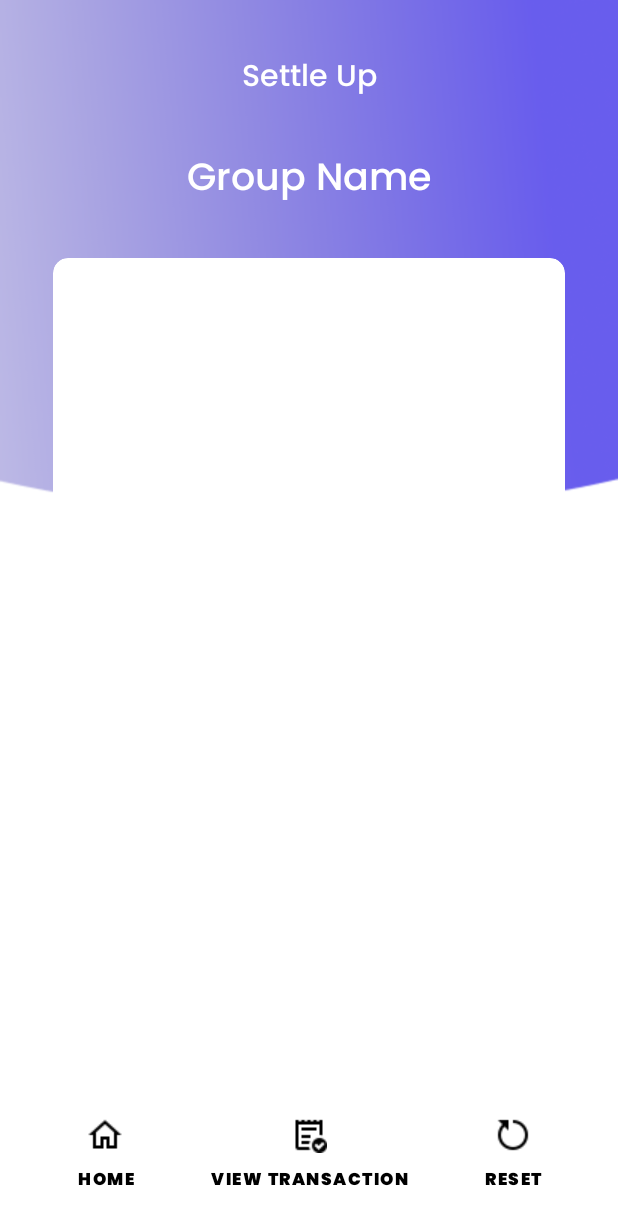
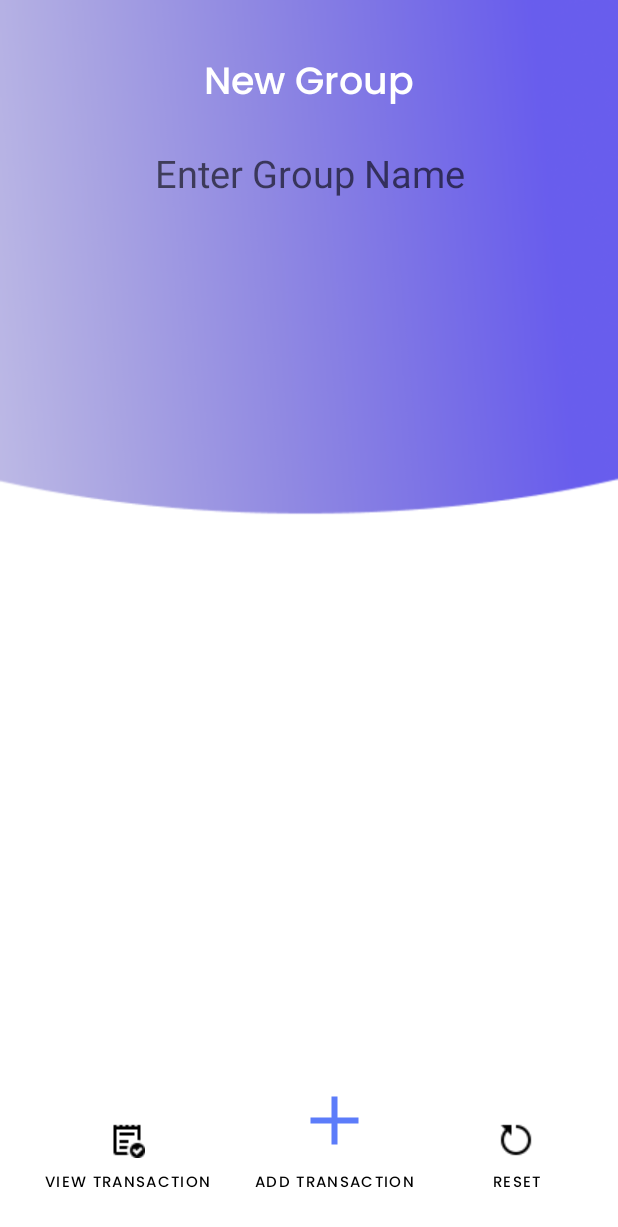
Before and after one commit to pipspritam/Android-App-SplitYourBill, an Android app: the MainActivity2 screen opened directly, with no data from a screen before it, on a phone screen of 412 x 824 dp. Shown: the top 1227 px of the screen. Run offline under Robolectric (Android 15) with nearby library versions, the phone set to English and light mode, and no system bars.

Commit message:
updated ui

```diff
--- a/app/build.gradle
+++ b/app/build.gradle
@@ -10,7 +10,7 @@ android {
         applicationId "com.easySplit.splityourbill"
         minSdk 24
         targetSdk 33
-        versionCode 6
+        versionCode 7
         versionName "1.0"
 
         testInstrumentationRunner "androidx.test.runner.AndroidJUnitRunner"
--- a/app/src/main/AndroidManifest.xml
+++ b/app/src/main/AndroidManifest.xml
@@ -23,18 +23,22 @@
             android:exported="false" />
         <activity
             android:name=".ViewTransaction"
+            android:screenOrientation="portrait"
             android:exported="false" />
         <activity
             android:name=".SettleUp"
             android:exported="false" />
         <activity
             android:name=".addTransDetails"
+            android:screenOrientation="portrait"
             android:exported="false" />
         <activity
             android:name=".createGroupAddName"
+            android:screenOrientation="portrait"
             android:exported="false" />
         <activity
             android:name=".MainActivity"
+            android:screenOrientation="portrait"
             android:exported="true">
             <intent-filter>
                 <action android:name="android.intent.action.MAIN" />
--- a/app/src/main/res/layout/activity_main2.xml
+++ b/app/src/main/res/layout/activity_main2.xml
@@ -10,54 +10,61 @@
     tools:context=".MainActivity2">
 
     <TextView
-        android:id="@+id/textView"
+        android:id="@+id/addGroupName"
         android:layout_width="wrap_content"
         android:layout_height="wrap_content"
         android:layout_marginTop="30dp"
         android:fontFamily="@font/poppins_medium"
-        android:text="Settle Up"
+        android:text="New Group"
         android:textColor="@color/white"
-        android:textSize="20sp"
+        android:textSize="25sp"
         app:layout_constraintEnd_toEndOf="parent"
         app:layout_constraintHorizontal_bias="0.5"
         app:layout_constraintStart_toStartOf="parent"
         app:layout_constraintTop_toTopOf="parent" />
 
-    <TextView
-        android:id="@+id/viewGroupName"
-        android:layout_width="wrap_content"
+
+    <EditText
+        android:id="@+id/addGroupNameEditText"
+        android:layout_width="match_parent"
         android:layout_height="wrap_content"
-        android:layout_marginTop="30dp"
-        android:fontFamily="@font/poppins_medium"
-        android:text="@string/group_name"
-        android:textColor="@color/white"
-        android:textSize="25sp"
+        android:layout_marginStart="30dp"
+        android:layout_marginTop="20dp"
+        android:layout_marginEnd="30dp"
+        android:gravity="center"
         app:layout_constraintEnd_toEndOf="parent"
         app:layout_constraintHorizontal_bias="0.5"
         app:layout_constraintStart_toStartOf="parent"
-        app:layout_constraintTop_toBottomOf="@+id/textView" />
-
-    <androidx.cardview.widget.CardView
-        android:layout_width="match_parent"
-        android:layout_height="wrap_content"
-        android:layout_marginStart="30dp"
-        android:layout_marginTop="30dp"
-        android:layout_marginEnd="30dp"
-        android:background="@color/white"
-        app:cardCornerRadius="10dp"
-        app:cardElevation="0dp"
-        app:layout_constraintEnd_toEndOf="parent"
-        app:layout_constraintHorizontal_bias="0.5"
-        app:layout_constraintStart_toStartOf="parent"
-        app:layout_constraintTop_toBottomOf="@+id/viewGroupName">
+        app:layout_constraintTop_toBottomOf="@+id/addGroupName"
+        android:digits="abcdefghijklmnopqrstuvwxyz ABCDEFGHIJKLMNOPQRSTUVWXYZ"
+        android:hint="Enter Group Name"
+        android:background="@color/transparent"
+        android:inputType="textCapWords"
+        android:textSize="25sp"
+        android:importantForAutofill="no"/>
 
 
-        <ListView
-            android:id="@+id/settleUpListView"
-            android:layout_width="match_parent"
-            android:layout_height="400dp" />
 
-    </androidx.cardview.widget.CardView>
+<!--    <androidx.cardview.widget.CardView-->
+<!--        android:layout_width="match_parent"-->
+<!--        android:layout_height="wrap_content"-->
+<!--        android:layout_marginStart="30dp"-->
+<!--        android:layout_marginEnd="30dp"-->
+<!--        android:background="@color/white"-->
+<!--        app:cardCornerRadius="10dp"-->
+<!--        app:cardElevation="0dp"-->
+<!--        app:layout_constraintEnd_toEndOf="parent"-->
+<!--        app:layout_constraintHorizontal_bias="0.5"-->
+<!--        app:layout_constraintStart_toStartOf="parent"-->
+<!--        app:layout_constraintTop_toBottomOf="@+id/editText">-->
+
+
+<!--        <ListView-->
+<!--            android:id="@+id/settleUpListView"-->
+<!--            android:layout_width="match_parent"-->
+<!--            android:layout_height="400dp" />-->
+
+<!--    </androidx.cardview.widget.CardView>-->
 
     <Button
         android:id="@+id/goToHomeButton"
@@ -66,31 +73,31 @@
         android:layout_marginBottom="10dp"
 
         android:background="@color/transparent"
-        android:drawableTop="@drawable/home"
-        android:fontFamily="@font/poppins"
+        android:drawableTop="@drawable/paid"
+        android:fontFamily="@font/poppins_medium"
         android:padding="5dp"
-        android:text="@string/home"
+        android:text="@string/view_transaction"
         android:textColor="@color/black"
-        android:textSize="11sp"
-        android:textStyle="bold"
+        android:textSize="10sp"
+
         app:layout_constraintBottom_toBottomOf="parent"
-        app:layout_constraintEnd_toStartOf="@+id/showTransButton"
+        app:layout_constraintEnd_toStartOf="@+id/addTransButton"
         app:layout_constraintHorizontal_bias="0.5"
         app:layout_constraintStart_toStartOf="parent" />
 
     <Button
-        android:id="@+id/showTransButton"
+        android:id="@+id/addTransButton"
         android:layout_width="wrap_content"
         android:layout_height="wrap_content"
         android:layout_marginBottom="10dp"
         android:background="@color/transparent"
-        android:drawableTop="@drawable/paid"
-        android:fontFamily="@font/poppins"
+        android:drawableTop="@drawable/plus1"
+        android:fontFamily="@font/poppins_medium"
         android:padding="5dp"
-        android:text="@string/view_transaction"
+        android:text="@string/add_transaction"
         android:textColor="@color/black"
-        android:textSize="11sp"
-        android:textStyle="bold"
+
+        android:textSize="10sp"
         app:layout_constraintBottom_toBottomOf="parent"
         app:layout_constraintEnd_toStartOf="@+id/resetButton"
         app:layout_constraintHorizontal_bias="0.5"
@@ -103,20 +110,17 @@
         android:layout_marginBottom="10dp"
         android:background="@color/transparent"
         android:drawableTop="@drawable/reset"
-        android:fontFamily="@font/poppins"
+        android:fontFamily="@font/poppins_medium"
         android:padding="5dp"
-
         android:text="@string/reset"
 
         android:textColor="@color/black"
-        android:textSize="11sp"
-        android:textStyle="bold"
+        android:textSize="10sp"
+
         app:layout_constraintBottom_toBottomOf="parent"
         app:layout_constraintEnd_toEndOf="parent"
         app:layout_constraintHorizontal_bias="0.5"
-        app:layout_constraintStart_toEndOf="@+id/showTransButton" />
-
-
+        app:layout_constraintStart_toEndOf="@+id/addTransButton" />
 
 
 </androidx.constraintlayout.widget.ConstraintLayout>
```
Also changed, not shown: app/src/main/res/layout/activity_add_trans_details.xml (+8 -13 lines), app/src/main/res/layout/activity_create_group_add_name.xml (+0 -11 lines), app/src/main/res/layout/activity_main.xml (+12 -12 lines), app/src/main/res/layout/activity_settle_up.xml (+9 -10 lines), app/src/main/res/layout/activity_view_transaction.xml (+9 -9 lines).
